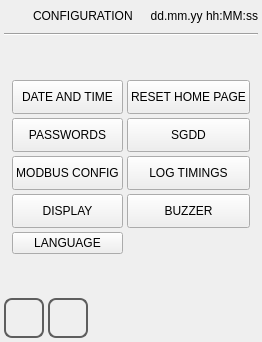
Qt form qt_library/ATCMsystem/options.ui (MECTsrl/mect_plugins) before a commit.
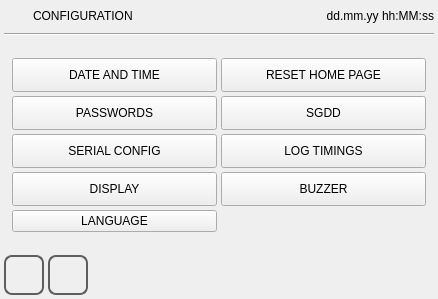
The same form after that commit. Icons and pictures are not drawn.

```diff
--- a/qt_library/ATCMsystem/options.ui
+++ b/qt_library/ATCMsystem/options.ui
@@ -6,7 +6,8 @@
    <rect>
     <x>0</x>
     <y>0</y>
-    %Model%
+    <width>438</width>
+    <height>299</height>
    </rect>
   </property>
   <property name="minimumSize">
@@ -251,7 +252,7 @@
         <enum>Qt::NoFocus</enum>
        </property>
        <property name="text">
-        <string>MODBUS CONFIG</string>
+        <string>SERIAL CONFIG</string>
        </property>
       </widget>
      </item>
```
Left out of the diff: 1 changed line with no effect on the pictures.
